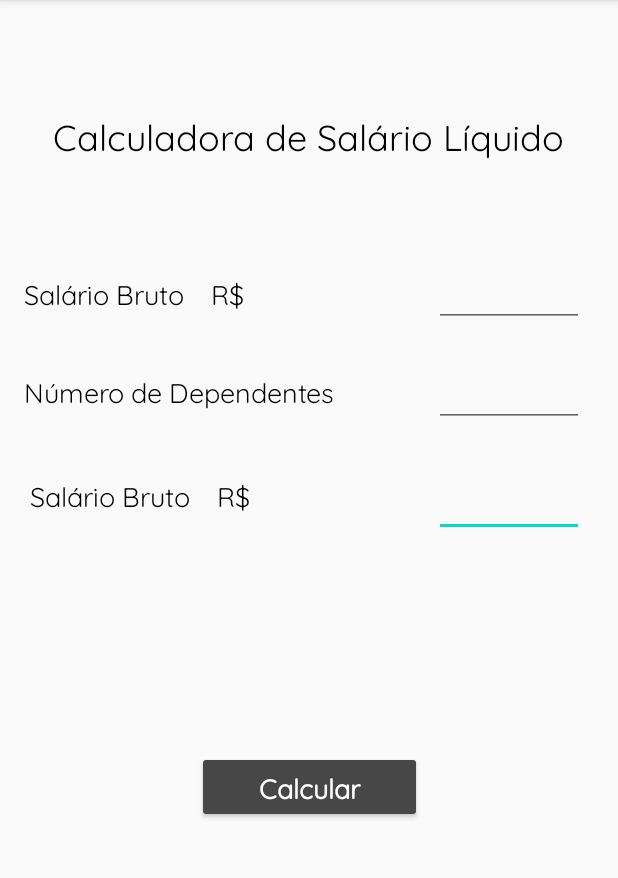
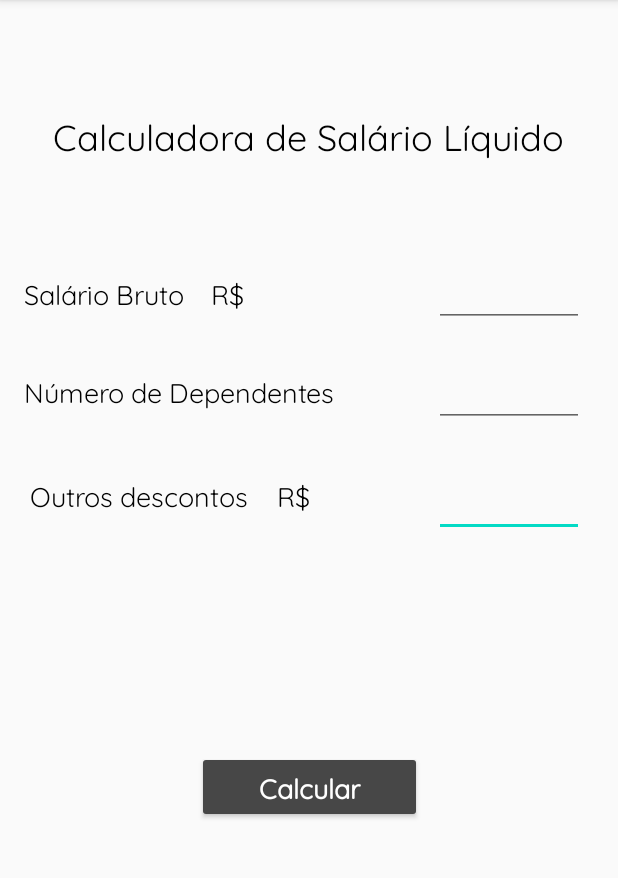
Before and after one commit to MauricioFe/CalculadoraSalarioLiquido, an Android app: the screen it shows after launch (MainActivity), on a phone screen of 412 x 824 dp, the part 84-962 px from its top. Run offline under Robolectric (Android 15) with nearby library versions, the phone set to English and light mode, and no system bars.

Commit message:
Criando um draweble para inputs brancos

```diff
--- a/CalculadoradeSalario/app/src/main/java/com/example/calculadoradesalario/MainActivity.java
+++ b/CalculadoradeSalario/app/src/main/java/com/example/calculadoradesalario/MainActivity.java
@@ -3,12 +3,19 @@ package com.example.calculadoradesalario;
 import androidx.appcompat.app.AppCompatActivity;
 
 import android.os.Bundle;
+import android.widget.EditText;
 
 public class MainActivity extends AppCompatActivity {
+    EditText edtSalario;
+    EditText edtDependentes;
+    EditText edtOutros;
 
     @Override
     protected void onCreate(Bundle savedInstanceState) {
         super.onCreate(savedInstanceState);
         setContentView(R.layout.activity_main);
+        edtSalario = findViewById(R.id.main_edt_salario_bruto);
+        edtDependentes = findViewById(R.id.main_edt_dependentes);
+        edtOutros = findViewById(R.id.main_edt_outros);
     }
 }
--- /dev/null
+++ b/CalculadoradeSalario/app/src/main/res/drawable/input_web.xml
@@ -0,0 +1,6 @@
+<?xml version="1.0" encoding="utf-8"?>
+<shape xmlns:android="http://schemas.android.com/apk/res/android"
+    android:shape="rectangle">
+    <solid android:color="#fff" />
+    <corners android:radius="10dp" />
+</shape>
--- a/CalculadoradeSalario/app/src/main/res/layout/activity_main.xml
+++ b/CalculadoradeSalario/app/src/main/res/layout/activity_main.xml
@@ -40,7 +40,7 @@
         android:layout_marginStart="4dp"
         android:layout_marginTop="44dp"
         android:fontFamily="@font/quicksand"
-        android:text="Salário Bruto \t R$"
+        android:text="Outros descontos \t R$"
         android:textColor="@android:color/black"
         android:textSize="18sp"
         app:layout_constraintStart_toStartOf="@+id/main_txv_dependentes"
```
